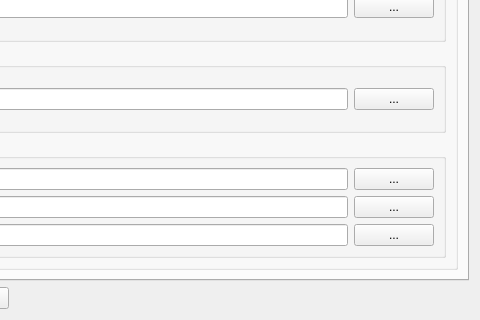
This is source/dialogtrsesettings.ui in leuat/TRSE as Qt 5 draws it before an edit; both pictures show x 542 to 1022 and y 455 to 775 of the 1022 by 775 pixel window. The edited form follows.
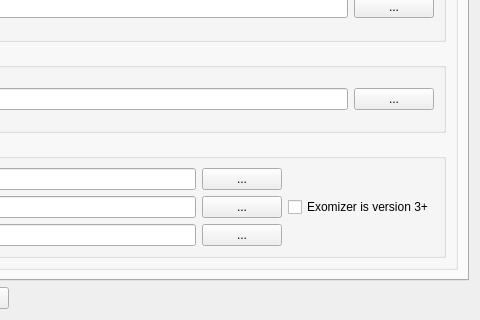
This is the edited form. The open tabs and pages were chosen to show the change.

Commit message: Exomizer 3.0 paw option moved to TRSE settings

```diff
--- a/source/dialogtrsesettings.ui
+++ b/source/dialogtrsesettings.ui
@@ -643,6 +643,13 @@
                    </item>
                   </layout>
                  </item>
+                 <item row="0" column="1">
+                  <widget class="QCheckBox" name="chkExomizer">
+                   <property name="text">
+                    <string>Exomizer is version 3+</string>
+                   </property>
+                  </widget>
+                 </item>
                 </layout>
                </widget>
               </item>
```
Left out of the diff: 2 changed lines with no effect on the pictures. The commit also changes 4 other files.
